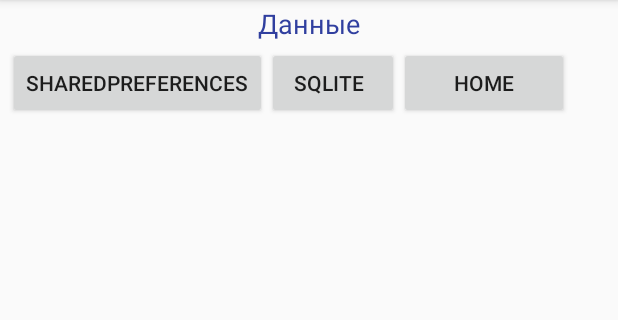
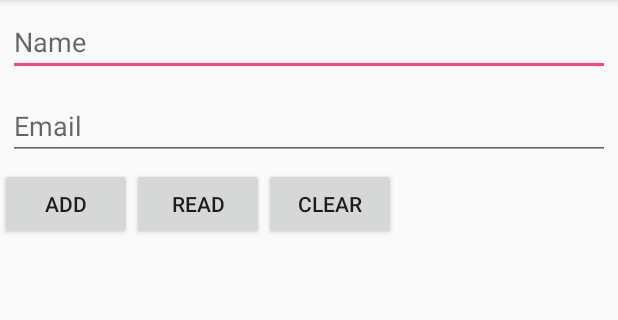
Before and after one commit to alexpios/KRest, an Android app: the screen it shows after launch (MainActivity before the commit, SQliteMain after it), after a tap on "SQLITE", on a phone screen of 412 x 824 dp, the part 84-404 px from its top. Run offline under Robolectric (Android 15) with nearby library versions, the phone set to English and light mode, and no system bars.

Commit message:
sqlite added

```diff
--- a/app/src/main/AndroidManifest.xml
+++ b/app/src/main/AndroidManifest.xml
@@ -1,7 +1,7 @@
 <?xml version="1.0" encoding="utf-8"?>
 <manifest xmlns:android="http://schemas.android.com/apk/res/android"
     package="by.kuchinsky.alexandr.krest">
-
+<uses-permission android:name="android.permission.WRITE_EXTERNAL_STORAGE"></uses-permission>
     <application
         android:allowBackup="true"
         android:icon="@mipmap/ic_launcher"
@@ -16,7 +16,8 @@
                 <category android:name="android.intent.category.LAUNCHER" />
             </intent-filter>
         </activity>
-        <activity android:name=".ShPreferences"></activity>
+        <activity android:name=".ShPreferences" />
+        <activity android:name=".SQliteMain"></activity>
     </application>
 
 </manifest>
--- /dev/null
+++ b/app/src/main/java/by/kuchinsky/alexandr/krest/DBHelper.java
@@ -0,0 +1,39 @@
+package by.kuchinsky.alexandr.krest;
+
+import android.content.Context;
+import android.database.DatabaseErrorHandler;
+import android.database.sqlite.SQLiteDatabase;
+import android.database.sqlite.SQLiteOpenHelper;
+
+public class DBHelper extends SQLiteOpenHelper {
+    public static final int DATABASE_VERSION = 1;
+    public static final String DATABASE_NAME = "contactDB";
+    public static final String TABLE_CONTACTS = "contacts";
+
+
+
+    public static final String KEY_ID = "_id";
+    public static final String KEY_NAME = "name";
+    public static final String KEY_EMAIL = "mail";
+
+
+    public DBHelper(Context context) {
+
+
+        super(context, DATABASE_NAME, null, DATABASE_VERSION);
+    }
+
+
+    @Override
+    public void onCreate(SQLiteDatabase db) {
+db.execSQL("create table "+TABLE_CONTACTS+" ("+KEY_ID+" integer primary key," + KEY_NAME + " text,"
++KEY_EMAIL+ " text"+")");
+    }
+
+    @Override
+    public void onUpgrade(SQLiteDatabase db, int oldVersion, int newVersion) {
+        db.execSQL("drop table if exists "+TABLE_CONTACTS);
+        onCreate(db);
+
+    }
+}
--- a/app/src/main/java/by/kuchinsky/alexandr/krest/MainActivity.java
+++ b/app/src/main/java/by/kuchinsky/alexandr/krest/MainActivity.java
@@ -29,7 +29,8 @@ switch (v.getId()){
     break;
 
     case R.id.button2:
-
+        Intent sql = new Intent(MainActivity.this, SQliteMain.class);
+        startActivity(sql);
         break;
 
     case R.id.button3:
--- /dev/null
+++ b/app/src/main/java/by/kuchinsky/alexandr/krest/SQliteMain.java
@@ -0,0 +1,76 @@
+package by.kuchinsky.alexandr.krest;
+
+import android.content.ContentResolver;
+import android.content.ContentValues;
+import android.database.CharArrayBuffer;
+import android.database.ContentObserver;
+import android.database.Cursor;
+import android.database.DataSetObserver;
+import android.database.sqlite.SQLiteDatabase;
+import android.net.Uri;
+import android.support.v7.app.AppCompatActivity;
+import android.os.Bundle;
+import android.util.Log;
+import android.view.View;
+import android.widget.Button;
+import android.widget.EditText;
+import android.widget.Toast;
+
+public class SQliteMain extends AppCompatActivity implements View.OnClickListener{
+EditText etName, etEmail;
+Button btnAdd, btnRead, btnClear;
+DBHelper dbHelper;
+    @Override
+    protected void onCreate(Bundle savedInstanceState) {
+        super.onCreate(savedInstanceState);
+        setContentView(R.layout.activity_sqlite_main);
+        btnAdd=(Button)findViewById(R.id.btnAdd);
+        btnAdd.setOnClickListener(this);
+        btnClear=(Button)findViewById(R.id.btnClear);
+        btnClear.setOnClickListener(this);
+        btnRead=(Button)findViewById(R.id.btnRead);
+        btnRead.setOnClickListener(this);
+        etName=(EditText)findViewById(R.id.name);
+        etEmail=(EditText)findViewById(R.id.email);
+        dbHelper = new DBHelper(this);
+
+    }
+
+    @Override
+    public void onClick(View v) {
+        SQLiteDatabase database = dbHelper.getWritableDatabase();
+        ContentValues contentValues = new ContentValues();
+String name = etName.getText().toString();
+String mail = etEmail.getText().toString();
+switch (v.getId()){
+    case R.id.btnAdd:
+contentValues.put(DBHelper.KEY_NAME, name);
+contentValues.put(DBHelper.KEY_EMAIL, mail);
+database.insert(DBHelper.TABLE_CONTACTS, null, contentValues);
+        break;
+
+        case R.id.btnRead:
+            Cursor cursor = database.query(DBHelper.TABLE_CONTACTS,null,null,null,null,null,null);
+            if (cursor.moveToFirst()){
+                int idIndex = cursor.getColumnIndex(DBHelper.KEY_ID);
+                int nameIndex = cursor.getColumnIndex(DBHelper.KEY_NAME);
+                int mailIndex = cursor.getColumnIndex(DBHelper.KEY_EMAIL);
+
+                do {
+                    Log.d("mLog", "ID = " + cursor.getInt(idIndex) + ", name = "+cursor.getString(nameIndex)
+                    +", Email = "+cursor.getString(mailIndex));
+                    Toast.makeText(this, "ID = " + cursor.getInt(idIndex) + ", name = "+cursor.getString(nameIndex)
+                            +", Email = "+cursor.getString(mailIndex), Toast.LENGTH_SHORT).show();
+                }while (cursor.moveToNext());
+            }else
+                Log.d("mLog", "Table has 0 rows");
+            cursor.close();
+        break;
+
+        case R.id.btnClear:
+database.delete(DBHelper.TABLE_CONTACTS, null, null);
+            Toast.makeText(this, "WP", Toast.LENGTH_SHORT).show();
+        break;
+}dbHelper.close();
+    }
+}
--- a/app/src/main/java/by/kuchinsky/alexandr/krest/ShPreferences.java
+++ b/app/src/main/java/by/kuchinsky/alexandr/krest/ShPreferences.java
@@ -45,13 +45,13 @@ final String SAVED_TEXT = "saved_text";
         sp= getSharedPreferences("MyTextFromEditText", MODE_PRIVATE);
         String saved_text = sp.getString(SAVED_TEXT, "");
         etText.setText(saved_text);
-        Toast.makeText(this, "Text saved.", Toast.LENGTH_SHORT).show();
+        Toast.makeText(this, "Text loaded.", Toast.LENGTH_SHORT).show();
 
     }
 
     private void saveText() {
 
-        sp = getPreferences(MODE_PRIVATE);
+        sp = getSharedPreferences("MyTextFromEditText", MODE_PRIVATE);
         SharedPreferences.Editor et = sp.edit();
         et.putString(SAVED_TEXT, etText.getText().toString());
         et.commit();
--- a/app/src/main/res/layout/activity_sh_preferences.xml
+++ b/app/src/main/res/layout/activity_sh_preferences.xml
@@ -26,14 +26,14 @@
             android:layout_width="wrap_content"
 android:layout_marginLeft="5dp"
             android:layout_height="wrap_content"
-            android:text="Save" />
+            android:text="Save Text" />
 
         <Button
             android:id="@+id/btnLoad"
             android:layout_width="wrap_content"
             android:layout_marginLeft="5dp"
             android:layout_height="wrap_content"
-            android:text="Save" />
+            android:text="Load Text" />
 
 
     </LinearLayout>
--- /dev/null
+++ b/app/src/main/res/layout/activity_sqlite_main.xml
@@ -0,0 +1,52 @@
+<?xml version="1.0" encoding="utf-8"?>
+<LinearLayout xmlns:android="http://schemas.android.com/apk/res/android"
+    xmlns:app="http://schemas.android.com/apk/res-auto"
+    xmlns:tools="http://schemas.android.com/tools"
+    android:layout_width="match_parent"
+    android:layout_height="match_parent"
+    android:orientation="vertical"
+    tools:context=".SQliteMain">
+
+    <EditText
+        android:id="@+id/name"
+        android:hint="@string/name"
+       android:layout_margin="5dp"
+        android:layout_width="match_parent"
+        android:textColor="@color/colorPrimary"
+        android:layout_height="wrap_content" />
+
+    <EditText
+        android:layout_margin="5dp"
+        android:id="@+id/email"
+        android:textColor="@color/colorPrimary"
+        android:hint="@string/email"
+        android:layout_width="match_parent"
+        android:layout_height="wrap_content" />
+
+
+    <LinearLayout
+        android:layout_width="match_parent"
+        android:layout_height="wrap_content">
+
+
+        <Button
+            android:id="@+id/btnAdd"
+            android:layout_width="wrap_content"
+            android:layout_height="wrap_content"
+            android:text="Add"/>
+
+        <Button
+            android:id="@+id/btnRead"
+            android:layout_width="wrap_content"
+            android:layout_height="wrap_content"
+            android:text="Read"/>
+
+        <Button
+            android:id="@+id/btnClear"
+            android:text="Clear"
+            android:layout_width="wrap_content"
+            android:layout_height="wrap_content" />
+
+            </LinearLayout>
+
+</LinearLayout>
--- a/app/src/main/res/values/strings.xml
+++ b/app/src/main/res/values/strings.xml
@@ -1,3 +1,5 @@
 <resources>
     <string name="app_name">KRest</string>
+    <string name="email">Email</string>
+    <string name="name">Name</string>
 </resources>
```
Also changed, not shown: app/src/main/res/drawable/blue_button.xml (added, +24 -0 lines), app/src/main/res/layout/activity_main.xml (+13 -3 lines).
